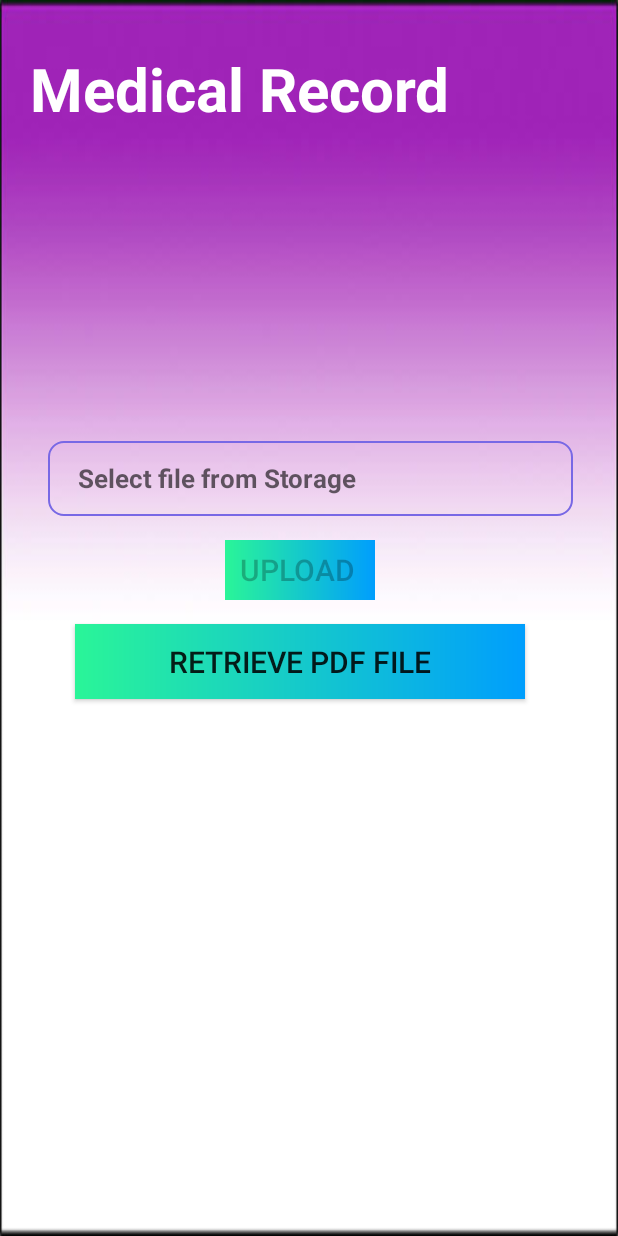
After one commit to JobairulHassan/Ucare, an Android app: the med_pdf screen opened directly, with no data from a screen before it, on a phone screen of 412 x 824 dp. The commit adds this screen. Run offline under Robolectric (Android 15) with nearby library versions, the phone set to English and light mode, and no system bars; our stand-ins replace Firebase (no records; nobody signed in at launch, a user with empty details on screens opened directly).

Commit message:
Medical Record

```diff
--- a/app/build.gradle
+++ b/app/build.gradle
@@ -38,6 +38,8 @@ dependencies {
     implementation 'com.google.android.material:material:1.4.0'
     implementation 'androidx.constraintlayout:constraintlayout:2.1.0'
     implementation 'com.google.firebase:firebase-auth:21.0.1'
+    implementation 'com.google.firebase:firebase-database:20.0.2'
+    implementation 'com.google.firebase:firebase-storage:20.0.0'
 
 
     testImplementation 'junit:junit:4.+'
--- a/app/src/main/AndroidManifest.xml
+++ b/app/src/main/AndroidManifest.xml
@@ -2,7 +2,9 @@
 <manifest xmlns:android="http://schemas.android.com/apk/res/android"
     package="com.example.ucare">
 
+    <uses-permission android:name="android.permission.INTERNET" />
     <uses-permission android:name="android.permission.VIBRATE" />
+    <uses-permission android:name="android.permission.READ_EXTERNAL_STORAGE" />
 
     <application
         android:allowBackup="true"
@@ -11,7 +13,9 @@
         android:roundIcon="@mipmap/ic_launcher_round"
         android:supportsRtl="true"
         android:theme="@style/Theme.Ucare">
-        <activity android:name=".bleed"></activity>
+        <activity android:name=".RetrievePDF" />
+        <activity android:name=".med_pdf" />
+        <activity android:name=".bleed" />
         <activity android:name=".chocking" />
         <activity android:name=".corona" />
         <activity android:name=".shock" />
--- a/app/src/main/java/com/example/ucare/MainActivity.java
+++ b/app/src/main/java/com/example/ucare/MainActivity.java
@@ -47,5 +47,10 @@ public class MainActivity extends AppCompatActivity {
         Intent intent=new Intent(MainActivity.this,profile_user.class);
         startActivity(intent);
     }
+    public void pdf (View v){
+        Intent intent=new Intent(MainActivity.this,med_pdf.class);
+        startActivity(intent);
+    }
+
 
 }
--- a/app/src/main/java/com/example/ucare/heartAttack.java
+++ b/app/src/main/java/com/example/ucare/heartAttack.java
@@ -15,4 +15,5 @@ public class heartAttack extends AppCompatActivity {
     }
 
 
+
 }
--- /dev/null
+++ b/app/src/main/java/com/example/ucare/med_pdf.java
@@ -0,0 +1,110 @@
+package com.example.ucare;
+
+import androidx.annotation.NonNull;
+import androidx.annotation.Nullable;
+import androidx.appcompat.app.AppCompatActivity;
+
+import android.app.ProgressDialog;
+import android.content.Intent;
+import android.net.Uri;
+import android.os.Bundle;
+import android.view.View;
+import android.view.ViewGroup;
+import android.widget.Button;
+import android.widget.EditText;
+import android.widget.Toast;
+
+import com.google.android.gms.tasks.OnSuccessListener;
+import com.google.android.gms.tasks.Task;
+import com.google.firebase.database.DatabaseReference;
+import com.google.firebase.database.FirebaseDatabase;
+import com.google.firebase.storage.FirebaseStorage;
+import com.google.firebase.storage.OnProgressListener;
+import com.google.firebase.storage.StorageReference;
+import com.google.firebase.storage.UploadTask;
+
+public class med_pdf extends AppCompatActivity {
+    EditText editText;
+    Button upload;
+    StorageReference storageReference;
+    DatabaseReference databaseReference;
+
+
+    @Override
+    protected void onCreate(Bundle savedInstanceState) {
+        super.onCreate(savedInstanceState);
+        setContentView(R.layout.activity_med_pdf);
+        editText=findViewById(R.id.editText);
+        upload=findViewById(R.id.upload);
+        storageReference= FirebaseStorage.getInstance().getReference();
+        databaseReference= FirebaseDatabase.getInstance().getReference("uploadPDF");
+
+        upload.setEnabled(false);
+        editText.setOnClickListener(new View.OnClickListener() {
+            @Override
+            public void onClick(View v) {
+                  selectPDF();
+            }
+        });
+    }
+    private void selectPDF()
+    {
+        Intent intent=new Intent();
+        intent.setType("application/pdf");
+        intent.setAction(intent.ACTION_GET_CONTENT);
+        startActivityForResult(Intent.createChooser(intent,"PDF FILE SELECT"),12);
+
+
+    }
+
+    @Override
+    protected void onActivityResult(int requestCode, int resultCode, @Nullable  Intent data) {
+        super.onActivityResult(requestCode, resultCode, data);
+        if (requestCode== 12&& resultCode==RESULT_OK && data!=null && data.getData()!=null)
+        {
+            upload.setEnabled(true);
+            editText.setText(data.getDataString().substring(data.getDataString().lastIndexOf("/")+1));
+            upload.setOnClickListener(new View.OnClickListener() {
+                @Override
+                public void onClick(View v) {
+                    uploadPDFFileFirebase(data.getData());
+                }
+            });
+        }
+    }
+
+    private void uploadPDFFileFirebase(Uri data) {
+        final ProgressDialog progressDialog=new ProgressDialog(this);
+        progressDialog.setTitle("File is Loading");
+        progressDialog.show();
+        StorageReference reference=storageReference.child("upload"+System.currentTimeMillis()+".pdf");
+        reference.putFile(data)
+                .addOnSuccessListener(new OnSuccessListener<UploadTask.TaskSnapshot>() {
+                    @Override
+                    public void onSuccess(UploadTask.TaskSnapshot taskSnapshot) {
+
+                        Task<Uri>uriTask=taskSnapshot.getStorage().getDownloadUrl();
+                        while (!uriTask.isComplete());
+                        Uri uri =uriTask.getResult();
+                        putPDF putPDF=new putPDF(editText.getText().toString(),uri.toString());
+                        databaseReference.child(databaseReference.push().getKey()).setValue(putPDF);
+                        Toast.makeText(med_pdf.this,"File Upload",Toast.LENGTH_SHORT).show();
+                         progressDialog.dismiss();
+
+
+                    }
+                }).addOnProgressListener(new OnProgressListener<UploadTask.TaskSnapshot>() {
+            @Override
+            public void onProgress(@NonNull UploadTask.TaskSnapshot snapshot) {
+
+                double progress =(100.0* snapshot.getBytesTransferred())/snapshot.getTotalByteCount();
+                progressDialog.setMessage("File Uploaded....."+(int) progress+"%");
+
+            }
+        });
+    }
+
+    public void retrive(View view) {
+        startActivity(new Intent(getApplicationContext(),RetrievePDF.class));
+    }
+}
--- /dev/null
+++ b/app/src/main/res/layout/activity_med_pdf.xml
@@ -0,0 +1,155 @@
+<?xml version="1.0" encoding="utf-8"?>
+<LinearLayout xmlns:android="http://schemas.android.com/apk/res/android"
+
+    xmlns:tools="http://schemas.android.com/tools"
+    android:layout_width="match_parent"
+    android:layout_height="match_parent"
+    xmlns:app="http://schemas.android.com/apk/res-auto"
+    android:orientation="vertical"
+    android:background="@drawable/purple"
+    tools:context=".med_pdf"
+
+    >
+
+
+
+
+        <RelativeLayout
+            android:layout_width="match_parent"
+            android:layout_height="wrap_content"
+            android:layout_marginTop="32dp"
+            android:layout_marginRight="20dp"
+            android:layout_marginLeft="20dp"
+
+
+            >
+            <TextView
+                android:layout_width="wrap_content"
+                android:layout_height="wrap_content"
+                android:textSize="40sp"
+                android:textColor="#FFF"
+                android:text="Medical Record"
+                android:textStyle="bold"
+
+                >
+
+            </TextView>
+            <ImageView
+                android:layout_width="62dp"
+                android:layout_height="62dp"
+                android:layout_alignParentRight="true"
+
+                >
+
+            </ImageView>
+
+
+
+        </RelativeLayout>
+        <!-- <EditText
+
+           android:id="@+id/editText"
+           android:layout_width="250dp"
+           android:layout_height="wrap_content"
+
+           android:hint="Select file from Storage"
+           android:inputType="textPersonName"
+
+           android:textColor="#404040"
+           android:textStyle="bold"
+
+           android:textSize="17dp">
+
+       </EditText>-->
+
+         <EditText
+
+            android:id="@+id/editText"
+            android:layout_width="match_parent"
+            android:layout_height="50dp"
+            android:layout_marginStart="32dp"
+            android:layout_marginTop="200dp"
+            android:layout_marginEnd="30dp"
+            android:background="@drawable/backgroundedit"
+            android:ems="10"
+            android:hint="Select file from Storage"
+            android:inputType="textPersonName"
+            android:paddingStart="20dp"
+            android:textColor="#404040"
+            android:textStyle="bold"
+
+            android:textSize="17dp">
+
+        </EditText>
+
+
+
+         <!--<androidx.constraintlayout.widget.ConstraintLayout
+             android:id="@+id/upload"
+             android:layout_width="200dp"
+             android:layout_marginTop="16dp"
+             android:layout_gravity="center"
+             android:background="@drawable/signinbtn"
+             android:layout_height="50dp">
+
+             <TextView
+                 android:id="@+id/textView5"
+                 android:layout_width="wrap_content"
+                 android:layout_height="wrap_content"
+                 android:text="Upload File"
+                 android:textSize="25dp"
+
+                 app:layout_constraintBottom_toBottomOf="parent"
+                 app:layout_constraintEnd_toEndOf="parent"
+
+                 app:layout_constraintStart_toStartOf="parent"
+                 app:layout_constraintTop_toTopOf="parent"
+
+                 android:textStyle="bold"
+
+                 />
+
+
+         </androidx.constraintlayout.widget.ConstraintLayout>-->
+
+
+        <android.widget.Button
+
+            android:id="@+id/upload"
+            android:layout_width="100dp"
+            android:layout_height="40dp"
+            android:layout_marginStart="150dp"
+            android:layout_marginTop="16dp"
+            android:background="@drawable/custom_button"
+            android:text="Upload "
+            android:textSize="20dp"
+
+
+
+
+            />
+        <android.widget.Button
+
+            android:id="@+id/btnRead"
+            android:layout_width="300dp"
+            android:layout_height="50dp"
+            android:layout_marginStart="50dp"
+            android:layout_marginTop="16dp"
+            android:background="@drawable/custom_button"
+            android:text="Retrieve PDF File"
+            android:textSize="20dp"
+            android:onClick="retrive"
+
+
+
+
+             />
+
+
+
+
+
+
+
+
+    </LinearLayout>
```
Also changed, not shown: app/src/main/java/com/example/ucare/RetrievePDF.java (added, +94 -0 lines), app/src/main/java/com/example/ucare/putPDF.java (added, +31 -0 lines), app/src/main/res/layout/activity_main.xml (+5 -2 lines), app/src/main/res/layout/activity_retrieve_pdf.xml (added, +14 -0 lines), 1 other file.
